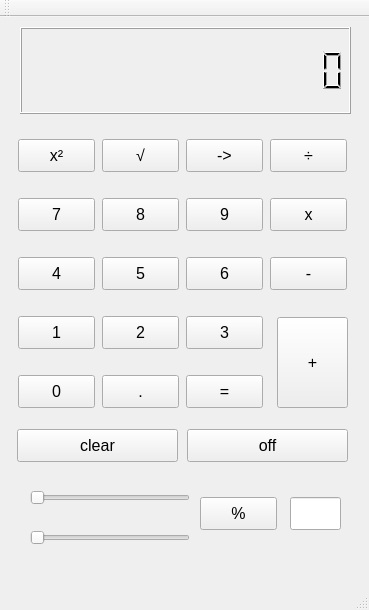
First picture: the form in QtTest/QtTest.ui, repository SergeyG22/QtCalculator, before the edit.
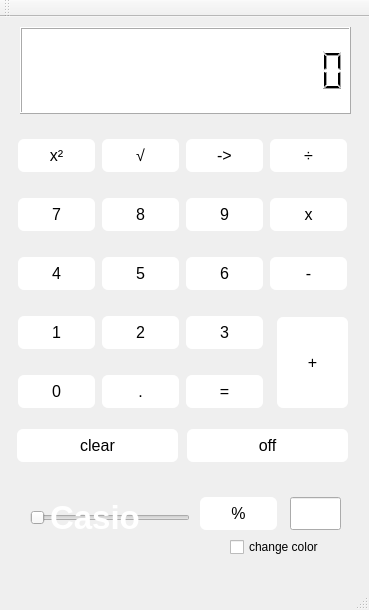
Second picture: the form after the edit.

Commit message: Доделано:корень квадратный,квадрат числа.Переработан интерфейс.

The edit to the form file:
```diff
--- a/QtTest/QtTest.ui
+++ b/QtTest/QtTest.ui
@@ -18,6 +18,12 @@
   <property name="windowTitle">
    <string>QtTest</string>
   </property>
+  <property name="styleSheet">
+   <string notr="true">QMainWindow
+{
+border-radius: 6px;
+}</string>
+  </property>
   <widget class="QWidget" name="centralWidget">
    <widget class="QLCDNumber" name="lcdNumber">
     <property name="geometry">
@@ -35,6 +41,11 @@
       <bold>false</bold>
      </font>
     </property>
+    <property name="styleSheet">
+     <string notr="true">QLCDNumber{
+background-color:white;
+}</string>
+    </property>
     <property name="digitCount">
      <number>15</number>
     </property>
@@ -53,6 +64,18 @@
       <pointsize>12</pointsize>
      </font>
     </property>
+    <property name="styleSheet">
+     <string notr="true">QPushButton { 
+background-color: white; 
+border-style: solid;
+border-radius: 6px;
+}
+QPushButton:hover:!pressed {  
+border: 1px solid  #060606 ; 
+background-color:rgb(238, 130, 238);
+}
+</string>
+    </property>
     <property name="text">
      <string>x²</string>
     </property>
@@ -71,6 +94,18 @@
       <pointsize>12</pointsize>
      </font>
     </property>
+    <property name="styleSheet">
+     <string notr="true">QPushButton { 
+background-color: white; 
+border-style: solid;
+border-radius: 6px;
+}
+QPushButton:hover:!pressed {  
+border: 1px solid  #060606 ; 
+background-color:rgb(238, 130, 238);
+}
+</string>
+    </property>
     <property name="text">
      <string>√</string>
     </property>
@@ -105,7 +140,17 @@
     /* Font styles */
     text-decoration: none;
     text-shadow: 0 1px rgba(255,255,255,0.7);
-}</string>
+}
+QPushButton { 
+background-color: white; 
+border-style: solid;
+border-radius: 6px;
+}
+QPushButton:hover:!pressed {  
+border: 1px solid  #060606 ; 
+background-color:rgb(238, 130, 238);
+}
+</string>
     </property>
     <property name="text">
      <string>+</string>
@@ -125,6 +170,18 @@
       <pointsize>12</pointsize>
      </font>
     </property>
+    <property name="styleSheet">
+     <string notr="true">QPushButton { 
+background-color: white; 
+border-style: solid;
+border-radius: 6px;
+}
+QPushButton:hover:!pressed {  
+border: 1px solid  #060606 ; 
+background-color:rgb(67, 227, 27);
+}
+</string>
+    </property>
     <property name="text">
      <string>off</string>
     </property>
@@ -143,6 +200,19 @@
       <pointsize>12</pointsize>
      </font>
     </property>
+    <property name="styleSheet">
+     <string notr="true">QPushButton { 
+background-color: white; 
+border-style: solid;
+border-radius: 6px;
+}
+QPushButton:hover:!pressed {  
+border: 1px solid  #060606 ; 
+background-color:rgb(67, 227, 27);
+
+}
+</string>
+    </property>
     <property name="text">
      <string>clear</string>
     </property>
@@ -161,6 +231,18 @@
       <pointsize>12</pointsize>
      </font>
     </property>
+    <property name="styleSheet">
+     <string notr="true">QPushButton { 
+background-color: white; 
+border-style: solid;
+border-radius: 6px;
+}
+QPushButton:hover:!pressed {  
+border: 1px solid  #060606 ; 
+background-color:rgb(238, 130, 238);
+}
+</string>
+    </property>
     <property name="text">
      <string>÷</string>
     </property>
@@ -179,6 +261,18 @@
       <pointsize>12</pointsize>
      </font>
     </property>
+    <property name="styleSheet">
+     <string notr="true">QPushButton { 
+background-color: white; 
+border-style: solid;
+border-radius: 6px;
+}
+QPushButton:hover:!pressed {  
+border: 1px solid  #060606 ; 
+background-color:rgb(238, 130, 238);
+}
+</string>
+    </property>
     <property name="text">
      <string>x</string>
     </property>
@@ -197,6 +291,18 @@
       <pointsize>12</pointsize>
      </font>
     </property>
+    <property name="styleSheet">
+     <string notr="true">QPushButton { 
+background-color: white; 
+border-style: solid;
+border-radius: 6px;
+}
+QPushButton:hover:!pressed {  
+border: 1px solid  #060606 ; 
+background-color:rgb(238, 130, 238);
+}
+</string>
+    </property>
     <property name="text">
      <string>.</string>
     </property>
@@ -215,6 +321,18 @@
       <pointsize>12</pointsize>
      </font>
     </property>
+    <property name="styleSheet">
+     <string notr="true">QPushButton { 
+background-color: white; 
+border-style: solid;
+border-radius: 6px;
+}
+QPushButton:hover:!pressed {  
+border: 1px solid  #060606 ; 
+background-color:rgb(238, 130, 238);
+}
+</string>
+    </property>
     <property name="text">
      <string>%</string>
     </property>
@@ -233,6 +351,18 @@
       <pointsize>12</pointsize>
      </font>
     </property>
+    <property name="styleSheet">
+     <string notr="true">QPushButton { 
+background-color: white; 
+border-style: solid;
+border-radius: 6px;
+}
+QPushButton:hover:!pressed {  
+border: 1px solid  #060606 ; 
+background-color:rgb(238, 130, 238);
+}
+</string>
+    </property>
     <property name="text">
      <string>=</string>
     </property>
@@ -254,6 +384,18 @@
       <pointsize>12</pointsize>
      </font>
     </property>
+    <property name="styleSheet">
+     <string notr="true">QPushButton { 
+background-color: white; 
+border-style: solid;
+border-radius: 6px;
+}
+QPushButton:hover:!pressed {  
+border: 1px solid  #060606 ; 
+background-color:rgb(238, 130, 238);
+}
+</string>
+    </property>
     <property name="text">
      <string>0</string>
     </property>
@@ -272,6 +414,18 @@
       <pointsize>12</pointsize>
      </font>
     </property>
+    <property name="styleSheet">
+     <string notr="true">QPushButton { 
+background-color: white; 
+border-style: solid;
+border-radius: 6px;
+}
+QPushButton:hover:!pressed {  
+border: 1px solid  #060606 ; 
+background-color:rgb(238, 130, 238);
+}
+</string>
+    </property>
     <property name="text">
      <string>1</string>
     </property>
@@ -290,6 +444,18 @@
       <pointsize>12</pointsize>
      </font>
     </property>
+    <property name="styleSheet">
+     <string notr="true">QPushButton { 
+background-color: white; 
+border-style: solid;
+border-radius: 6px;
+}
+QPushButton:hover:!pressed {  
+border: 1px solid  #060606 ; 
+background-color:rgb(238, 130, 238);
+}
+</string>
+    </property>
     <property name="text">
      <string>2</string>
     </property>
@@ -308,6 +474,18 @@
       <pointsize>12</pointsize>
      </font>
     </property>
+    <property name="styleSheet">
+     <string notr="true">QPushButton { 
+background-color: white; 
+border-style: solid;
+border-radius: 6px;
+}
+QPushButton:hover:!pressed {  
+border: 1px solid  #060606 ; 
+background-color:rgb(238, 130, 238);
+}
+</string>
+    </property>
     <property name="text">
      <string>3</string>
     </property>
@@ -326,6 +504,18 @@
       <pointsize>12</pointsize>
      </font>
     </property>
+    <property name="styleSheet">
+     <string notr="true">QPushButton { 
+background-color: white; 
+border-style: solid;
+border-radius: 6px;
+}
+QPushButton:hover:!pressed {  
+border: 1px solid  #060606 ; 
+background-color:rgb(238, 130, 238);
+}
+</string>
+    </property>
     <property name="text">
      <string>4</string>
     </property>
@@ -344,6 +534,18 @@
       <pointsize>12</pointsize>
      </font>
     </property>
+    <property name="styleSheet">
+     <string notr="true">QPushButton { 
+background-color: white; 
+border-style: solid;
+border-radius: 6px;
+}
+QPushButton:hover:!pressed {  
+border: 1px solid  #060606 ; 
+background-color:rgb(238, 130, 238);
+}
+</string>
+    </property>
     <property name="text">
      <string>5</string>
     </property>
@@ -362,6 +564,18 @@
       <pointsize>12</pointsize>
      </font>
     </property>
+    <property name="styleSheet">
+     <string notr="true">QPushButton { 
+background-color: white; 
+border-style: solid;
+border-radius: 6px;
+}
+QPushButton:hover:!pressed {  
+border: 1px solid  #060606 ; 
+background-color:rgb(238, 130, 238);
+}
+</string>
+    </property>
     <property name="text">
      <string>6</string>
     </property>
@@ -381,7 +595,17 @@
      </font>
     </property>
     <property name="styleSheet">
-     <string notr="true"/>
+     <string notr="true">QPushButton { 
+background-color: white; 
+border-style: solid;
+border-radius: 6px;
+}
+QPushButton:hover:!pressed {  
+border: 1px solid  #060606 ; 
+background-color:rgb(238, 130, 238);
+}
+
+</string>
     </property>
     <property name="text">
      <string>7</string>
@@ -401,6 +625,18 @@
       <pointsize>12</pointsize>
      </font>
     </property>
+    <property name="styleSheet">
+     <string notr="true">QPushButton { 
+background-color: white; 
+border-style: solid;
+border-radius: 6px;
+}
+QPushButton:hover:!pressed {  
+border: 1px solid  #060606 ; 
+background-color:rgb(238, 130, 238);
+}
+</string>
+    </property>
     <property name="text">
      <string>8</string>
     </property>
@@ -419,6 +655,18 @@
       <pointsize>12</pointsize>
      </font>
     </property>
+    <property name="styleSheet">
+     <string notr="true">QPushButton { 
+background-color: white; 
+border-style: solid;
+border-radius: 6px;
+}
+QPushButton:hover:!pressed {  
+border: 1px solid  #060606 ; 
+background-color:rgb(238, 130, 238);
+}
+</string>
+    </property>
     <property name="text">
      <string>9</string>
     </property>
@@ -437,31 +685,27 @@
       <pointsize>12</pointsize>
      </font>
     </property>
+    <property name="styleSheet">
+     <string notr="true">QPushButton { 
+background-color: white; 
+border-style: solid;
+border-radius: 6px;
+}
+QPushButton:hover:!pressed {  
+border: 1px solid  #060606 ; 
+background-color:rgb(238, 130, 238);
+}
+</string>
+    </property>
     <property name="text">
      <string>-</string>
     </property>
    </widget>
-   <widget class="QSlider" name="Slider_LCD_color">
-    <property name="geometry">
-     <rect>
-      <x>30</x>
-      <y>470</y>
-      <width>160</width>
-      <height>22</height>
-     </rect>
-    </property>
-    <property name="maximum">
-     <number>8</number>
-    </property>
-    <property name="orientation">
-     <enum>Qt::Horizontal</enum>
-    </property>
-   </widget>
    <widget class="QSlider" name="Slider_Background_Color">
     <property name="geometry">
      <rect>
       <x>30</x>
-      <y>510</y>
+      <y>490</y>
       <width>160</width>
       <height>22</height>
      </rect>
@@ -505,10 +749,60 @@
       <pointsize>12</pointsize>
      </font>
     </property>
+    <property name="styleSheet">
+     <string notr="true">QPushButton { 
+background-color: white; 
+border-style: solid;
+border-radius: 6px;
+}
+QPushButton:hover:!pressed {  
+border: 1px solid  #060606 ; 
+background-color:rgb(238, 130, 238);
+}
+</string>
+    </property>
     <property name="text">
      <string>-&gt;</string>
     </property>
    </widget>
+   <widget class="QLabel" name="label">
+    <property name="geometry">
+     <rect>
+      <x>50</x>
+      <y>480</y>
+      <width>121</width>
+      <height>41</height>
+     </rect>
+    </property>
+    <property name="font">
+     <font>
+      <pointsize>25</pointsize>
+      <weight>75</weight>
+      <bold>true</bold>
+     </font>
+    </property>
+    <property name="styleSheet">
+     <string notr="true">QLabel{
+color: white
+}</string>
+    </property>
+    <property name="text">
+     <string>Casio</string>
+    </property>
+   </widget>
+   <widget class="QCheckBox" name="checkBox_change_color">
+    <property name="geometry">
+     <rect>
+      <x>230</x>
+      <y>520</y>
+      <width>101</width>
+      <height>20</height>
+     </rect>
+    </property>
+    <property name="text">
+     <string>change color</string>
+    </property>
+   </widget>
   </widget>
   <widget class="QMenuBar" name="menuBar">
    <property name="geometry">
```
The commit also changes 3 other files.
